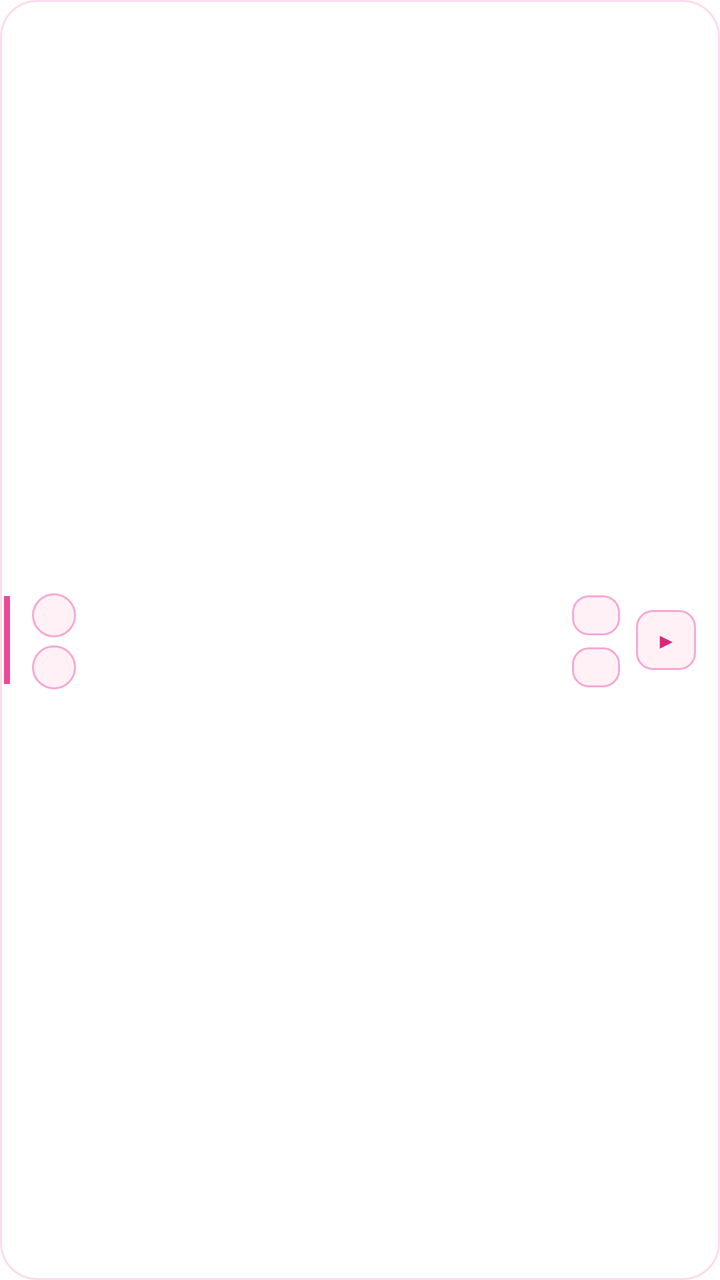
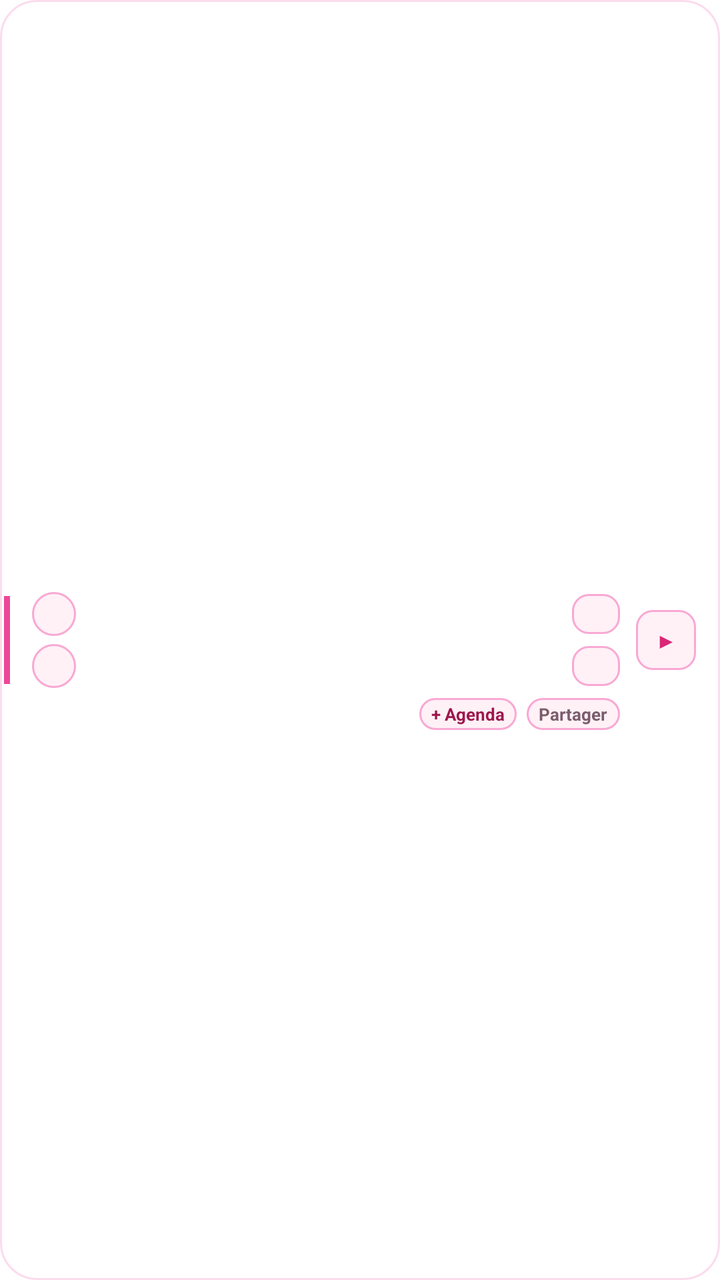

Screens rendered from an Android XML layout before and after an edit, with the pre-edit source and the edit as a unified diff.
<!-- AndroidManifest.xml: application theme Theme.PingTracker -->
<!-- res/layout/item_match.xml -->
<?xml version="1.0" encoding="utf-8"?>
<LinearLayout xmlns:android="http://schemas.android.com/apk/res/android"
    android:layout_width="match_parent"
    android:layout_height="wrap_content"
    android:layout_marginBottom="8dp"
    android:background="@drawable/bg_surface_card"
    android:clickable="true"
    android:elevation="2dp"
    android:focusable="true"
    android:foreground="?android:attr/selectableItemBackground"
    android:gravity="center_vertical"
    android:orientation="horizontal"
    android:paddingVertical="10dp"
    android:paddingEnd="12dp">

    
    <View
        android:id="@+id/item_accent_bar"
        android:layout_width="3dp"
        android:layout_height="44dp"
        android:layout_marginStart="2dp"
        android:background="#EC4899" />

    
    <LinearLayout
        android:layout_width="0dp"
        android:layout_height="wrap_content"
        android:layout_weight="1"
        android:orientation="vertical"
        android:paddingStart="11dp"
        android:paddingEnd="8dp">

        
        <LinearLayout
            android:layout_width="match_parent"
            android:layout_height="wrap_content"
            android:gravity="center_vertical"
            android:orientation="horizontal">

            <TextView
                android:id="@+id/item_comp"
                android:layout_width="0dp"
                android:layout_height="wrap_content"
                android:layout_weight="1"
                android:ellipsize="end"
                android:letterSpacing="0.04"
                android:maxLines="1"
                android:textColor="#9D4E75"
                android:textSize="9.5sp"
                android:textStyle="bold" />

            <TextView
                android:id="@+id/item_vpn_badge"
                android:layout_width="wrap_content"
                android:layout_height="wrap_content"
                android:layout_marginStart="6dp"
                android:background="@drawable/bg_vpn_pill"
                android:maxLines="1"
                android:paddingHorizontal="5dp"
                android:paddingVertical="1dp"
                android:text="VPN"
                android:textColor="#B45309"
                android:textSize="8.5sp"
                android:textStyle="bold"
                android:visibility="gone" />

            <TextView
                android:id="@+id/item_countdown"
                android:layout_width="wrap_content"
                android:layout_height="wrap_content"
                android:layout_marginStart="6dp"
                android:fontFamily="monospace"
                android:maxLines="1"
                android:paddingHorizontal="5dp"
                android:paddingVertical="1dp"
                android:textColor="#DB2777"
                android:textSize="9.5sp"
                android:textStyle="bold" />
        </LinearLayout>

        
        <LinearLayout
            android:layout_width="match_parent"
            android:layout_height="wrap_content"
            android:layout_marginTop="6dp"
            android:gravity="center_vertical"
            android:orientation="horizontal">

            <TextView
                android:id="@+id/item_crest_home"
                android:layout_width="22dp"
                android:layout_height="22dp"
                android:layout_marginEnd="8dp"
                android:background="@drawable/bg_crest_neutral"
                android:gravity="center"
                android:textColor="#9D174D"
                android:textSize="9sp"
                android:textStyle="bold" />

            <TextView
                android:id="@+id/item_home"
                android:layout_width="0dp"
                android:layout_height="wrap_content"
                android:layout_weight="1"
                android:ellipsize="end"
                android:maxLines="1"
                android:textColor="#1E1118"
                android:textSize="13.5sp"
                android:textStyle="bold" />

            <TextView
                android:id="@+id/item_score_home"
                android:layout_width="24dp"
                android:layout_height="20dp"
                android:layout_marginStart="6dp"
                android:background="@drawable/bg_score_box"
                android:fontFamily="monospace"
                android:gravity="center"
                android:textColor="#1E1118"
                android:textSize="12sp"
                android:textStyle="bold" />
        </LinearLayout>

        
        <LinearLayout
            android:layout_width="match_parent"
            android:layout_height="wrap_content"
            android:layout_marginTop="4dp"
            android:gravity="center_vertical"
            android:orientation="horizontal">

            <TextView
                android:id="@+id/item_crest_away"
                android:layout_width="22dp"
                android:layout_height="22dp"
                android:layout_marginEnd="8dp"
                android:background="@drawable/bg_crest_neutral"
                android:gravity="center"
                android:textColor="#9D174D"
                android:textSize="9sp"
                android:textStyle="bold" />

            <TextView
                android:id="@+id/item_away"
                android:layout_width="0dp"
                android:layout_height="wrap_content"
                android:layout_weight="1"
                android:ellipsize="end"
                android:maxLines="1"
                android:textColor="#4A303E"
                android:textSize="13.5sp" />

            <TextView
                android:id="@+id/item_score_away"
                android:layout_width="24dp"
                android:layout_height="20dp"
                android:layout_marginStart="6dp"
                android:background="@drawable/bg_score_box"
                android:fontFamily="monospace"
                android:gravity="center"
                android:textColor="#4A303E"
                android:textSize="12sp"
                android:textStyle="bold" />
        </LinearLayout>

        
        <LinearLayout
            android:layout_width="match_parent"
            android:layout_height="wrap_content"
            android:layout_marginTop="5dp"
            android:gravity="center_vertical"
            android:orientation="horizontal">

            <TextView
                android:id="@+id/item_meta"
                android:layout_width="0dp"
                android:layout_height="wrap_content"
                android:layout_weight="1"
                android:ellipsize="end"
                android:maxLines="1"
                android:textColor="#8A6B7B"
                android:textSize="10.5sp" />

            <TextView
                android:id="@+id/item_lequipe_btn"
                android:layout_width="wrap_content"
                android:layout_height="wrap_content"
                android:layout_marginStart="6dp"
                android:background="@drawable/bg_lequipe_pill"
                android:clickable="true"
                android:focusable="true"
                android:paddingHorizontal="7dp"
                android:paddingVertical="2dp"
                android:text="L'ÉQUIPE ↗"
                android:textColor="#FFFFFF"
                android:textSize="8.5sp"
                android:textStyle="bold"
                android:visibility="gone" />
        </LinearLayout>
    </LinearLayout>

    
    <TextView
        android:layout_width="30dp"
        android:layout_height="30dp"
        android:background="@drawable/bg_score_box"
        android:gravity="center"
        android:text="▶"
        android:textColor="#DB2777"
        android:textSize="11sp" />
</LinearLayout>
<!-- resources referenced by this layout -->
<resources>
  <!-- drawable bg_crest_neutral (drawable) -->
  <?xml version="1.0" encoding="utf-8"?>
  <shape xmlns:android="http://schemas.android.com/apk/res/android"
      android:shape="rectangle">
      <solid android:color="#FFF1F6" />
      <corners android:radius="11dp" />
      <stroke
          android:width="1dp"
          android:color="#F9A8D4" />
  </shape>
  <!-- drawable bg_lequipe_pill (drawable) -->
  <?xml version="1.0" encoding="utf-8"?>
  <shape xmlns:android="http://schemas.android.com/apk/res/android"
      android:shape="rectangle">
      <solid android:color="#D61F26" />
      <corners android:radius="8dp" />
  </shape>
  <!-- drawable bg_score_box (drawable) -->
  <?xml version="1.0" encoding="utf-8"?>
  <shape xmlns:android="http://schemas.android.com/apk/res/android"
      android:shape="rectangle">
      <solid android:color="#FFF1F6" />
      <corners android:radius="8dp" />
      <stroke
          android:width="1dp"
          android:color="#F9A8D4" />
  </shape>
  <!-- drawable bg_surface_card (drawable) -->
  <?xml version="1.0" encoding="utf-8"?>
  <shape xmlns:android="http://schemas.android.com/apk/res/android"
      android:shape="rectangle">
      <solid android:color="#EBFFFFFF" />
      <corners android:radius="18dp" />
      <stroke
          android:width="1dp"
          android:color="#40F472B6" />
  </shape>
  <!-- drawable bg_vpn_pill (drawable) -->
  <?xml version="1.0" encoding="utf-8"?>
  <shape xmlns:android="http://schemas.android.com/apk/res/android"
      android:shape="rectangle">
      <solid android:color="#FEF3C7" />
      <corners android:radius="8dp" />
      <stroke
          android:width="1dp"
          android:color="#F59E0B" />
  </shape>
  <style name="Theme.PingTracker" parent="android:Theme.Material.Light.NoActionBar">
          <item name="android:windowBackground">@color/bg_light_start</item>
          <item name="android:statusBarColor">@android:color/transparent</item>
          <item name="android:navigationBarColor">@android:color/transparent</item>
      </style>
  <color name="bg_light_start">#FFFFFF</color>
</resources>

<!-- the commit's change to res/layout/item_match.xml (unified diff, before → after) -->
@@ -182,6 +182,36 @@
                 android:textSize="10.5sp" />
 
             <TextView
+                android:id="@+id/item_calendar_btn"
+                android:layout_width="wrap_content"
+                android:layout_height="wrap_content"
+                android:layout_marginStart="6dp"
+                android:background="@drawable/bg_score_box"
+                android:clickable="true"
+                android:focusable="true"
+                android:paddingHorizontal="6dp"
+                android:paddingVertical="2dp"
+                android:text="+ Agenda"
+                android:textColor="#9D174D"
+                android:textSize="8.5sp"
+                android:textStyle="bold" />
+
+            <TextView
+                android:id="@+id/item_share_btn"
+                android:layout_width="wrap_content"
+                android:layout_height="wrap_content"
+                android:layout_marginStart="5dp"
+                android:background="@drawable/bg_score_box"
+                android:clickable="true"
+                android:focusable="true"
+                android:paddingHorizontal="6dp"
+                android:paddingVertical="2dp"
+                android:text="Partager"
+                android:textColor="#7A5C6B"
+                android:textSize="8.5sp"
+                android:textStyle="bold" />
+
+            <TextView
                 android:id="@+id/item_lequipe_btn"
                 android:layout_width="wrap_content"
                 android:layout_height="wrap_content"
